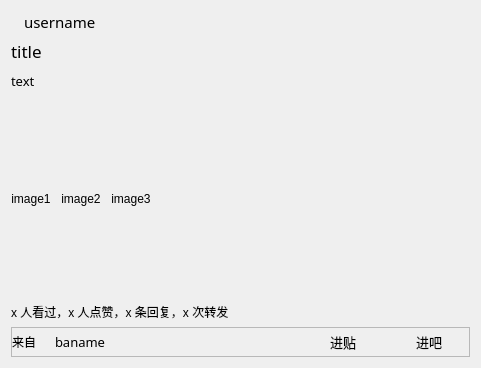
First picture: the form in src/resf/tie_preview.ui, repository clb-128258/TiebaDesktop, before the edit.
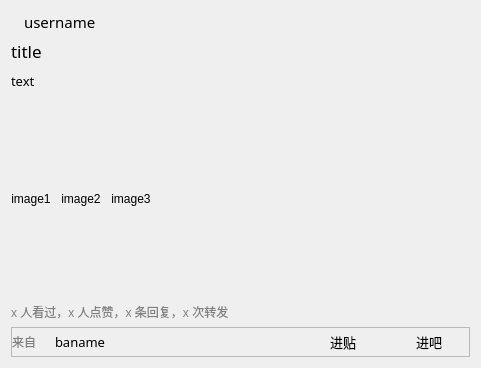
Second picture: the form after the edit.

```diff
--- a/src/resf/tie_preview.ui
+++ b/src/resf/tie_preview.ui
@@ -10,6 +10,11 @@
     <height>363</height>
    </rect>
   </property>
+  <property name="font">
+   <font>
+    <pointsize>9</pointsize>
+   </font>
+  </property>
   <property name="windowTitle">
    <string>贴子预览</string>
   </property>
@@ -189,6 +194,14 @@
    </item>
    <item row="2" column="0">
     <widget class="QLabel" name="label_11">
+     <property name="font">
+      <font>
+       <pointsize>9</pointsize>
+      </font>
+     </property>
+     <property name="styleSheet">
+      <string notr="true">QLabel{color: grey;}</string>
+     </property>
      <property name="text">
       <string>x 人看过，x 人点赞，x 条回复，x 次转发</string>
      </property>
@@ -219,6 +232,14 @@
        <layout class="QHBoxLayout" name="horizontalLayout" stretch="0,0,0,0,0,0">
         <item>
          <widget class="QLabel" name="label_10">
+          <property name="font">
+           <font>
+            <pointsize>9</pointsize>
+           </font>
+          </property>
+          <property name="styleSheet">
+           <string notr="true">QLabel{color: grey;}</string>
+          </property>
           <property name="text">
            <string>来自</string>
           </property>
```
